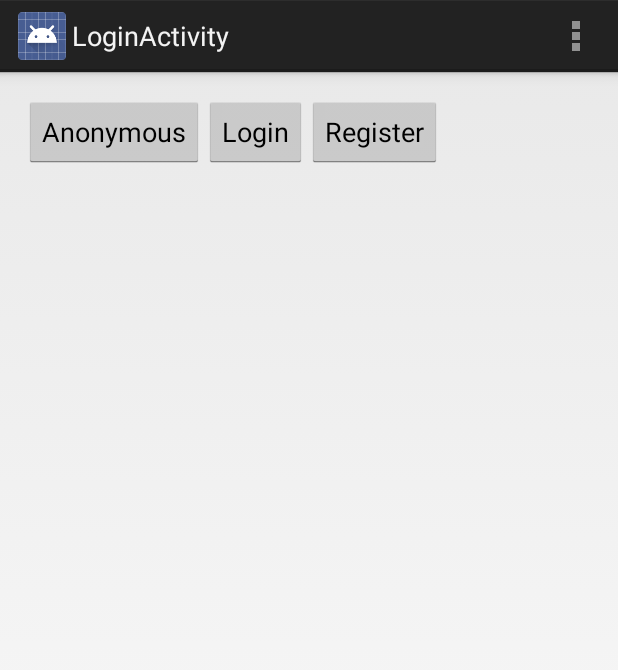
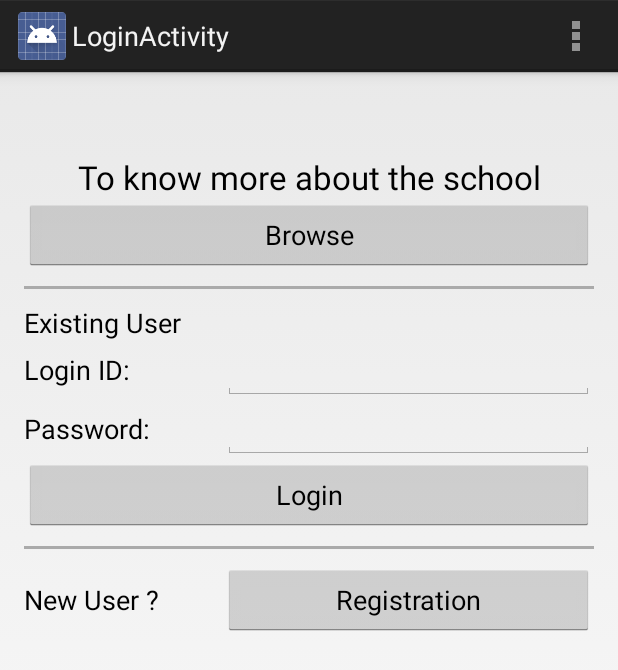
Before and after one commit to kanaiyathacker/SchoolMate, an Android app: the LoginActivity screen opened directly, with no data from a screen before it, on a phone screen of 412 x 824 dp. Shown: the top 670 px of the screen. Run offline under Robolectric (Android 15) with nearby library versions, the phone set to English and light mode, and no system bars.

Commit message:
COmmit files

```diff
--- a/app/src/main/java/com/example/vaiotech/myschool/LoginActivity.java
+++ b/app/src/main/java/com/example/vaiotech/myschool/LoginActivity.java
@@ -6,6 +6,8 @@ import android.os.Bundle;
 import android.view.Menu;
 import android.view.MenuItem;
 import android.view.View;
+import android.widget.Spinner;
+import android.widget.TextView;
 
 
 public class LoginActivity extends Activity {
@@ -14,6 +16,10 @@ public class LoginActivity extends Activity {
     protected void onCreate(Bundle savedInstanceState) {
         super.onCreate(savedInstanceState);
         setContentView(R.layout.activity_login);
+        System.out.println(this.getIntent().getStringExtra("SELECTED_SCHOOL"));
+        System.out.println(this.getIntent().getStringExtra("SELECTED_CITY"));
+        TextView schoolName = (TextView)findViewById(R.id.textViewSchoolName);
+        schoolName.setText(this.getIntent().getStringExtra("SELECTED_SCHOOL"));
     }
 
 
--- a/app/src/main/java/com/vaiotech/services/RestServiceInterface.java
+++ b/app/src/main/java/com/vaiotech/services/RestServiceInterface.java
@@ -1,7 +1,7 @@
 package com.vaiotech.services;
 
 import retrofit.http.GET;
-import retrofit.http.Path;
+import retrofit.http.*;
 
 /**
  * Created by kanaiyalalt on 02/10/2014.
@@ -14,5 +14,5 @@ public interface RestServiceInterface {
     Object getCity();
 
     @GET("/citySchool/cityId/{cityID}")
-    Object getSchools(String cityID);
+    Object getSchools(@Path("cityID") String cityID);
 }
--- a/app/src/main/res/layout/activity_login.xml
+++ b/app/src/main/res/layout/activity_login.xml
@@ -8,28 +8,151 @@
     android:paddingBottom="@dimen/activity_vertical_margin"
     tools:context="com.example.vaiotech.myschool.LoginActivity">
 
-    <Button
+    <ImageView
         android:layout_width="wrap_content"
         android:layout_height="wrap_content"
-        android:text="Anonymous"
+        android:id="@+id/imageView"
+        android:layout_alignParentTop="true"
+        android:layout_alignParentLeft="true"
+        android:layout_alignParentStart="true"
+       />
+
+    <TextView
+        android:layout_width="wrap_content"
+        android:layout_height="wrap_content"
+        android:textAppearance="?android:attr/textAppearanceLarge"
+        android:text="School Name"
+        android:id="@+id/textViewSchoolName"
+        android:layout_below="@+id/imageView"
+        android:layout_alignLeft="@+id/imageView"
+       />
+
+    <TextView
+        android:layout_width="fill_parent"
+        android:layout_height="wrap_content"
+        android:textAppearance="?android:attr/textAppearanceLarge"
+        android:text="To know more about the school"
+        android:gravity="center"
+        android:id="@+id/textViewTKMATS"
+        android:layout_below="@+id/textViewSchoolName"
+        android:layout_marginTop="10dp" />
+
+    <Button
+        android:layout_width="fill_parent"
+        android:layout_height="wrap_content"
+        android:text="Browse"
+        android:layout_below="@+id/textViewTKMATS"
         android:id="@+id/anonymousButton"
+        android:layout_centerHorizontal="true"
         android:layout_weight="0.5"
         android:onClick="anonymous" />
-    <Button
+
+    <View
+        android:layout_width="fill_parent"
+        android:layout_below="@+id/anonymousButton"
+        android:layout_height="2dp"
+        android:layout_marginTop="10dp"
+        android:id="@+id/firstHLine"
+        android:layout_marginBottom="10dp"
+        android:background="@android:color/darker_gray"/>
+
+    <TextView
         android:layout_width="wrap_content"
         android:layout_height="wrap_content"
+        android:textAppearance="?android:attr/textAppearanceMedium"
+        android:text="Existing User"
+        android:id="@+id/textViewExiUser"
+        android:layout_below="@+id/firstHLine" />
+
+    <LinearLayout
+        android:layout_width="fill_parent"
+        android:layout_below="@+id/textViewExiUser"
+        android:id="@+id/linerForLoginID"
+        android:layout_height="wrap_content">
+
+        <TextView
+            android:layout_width="0dp"
+            android:layout_height="wrap_content"
+            android:textAppearance="?android:attr/textAppearanceMedium"
+            android:text="Login ID:"
+            android:id="@+id/textViewLoginID"
+            android:layout_alignBottom="@+id/loginButton"
+            android:layout_toRightOf="@+id/loginButton"
+            android:layout_weight="0.7"
+            android:layout_toEndOf="@+id/loginButton" />
+
+        <EditText
+            android:layout_width="0dp"
+            android:layout_height="wrap_content"
+            android:id="@+id/editTextLoginID"
+            android:layout_weight="1.3" />
+
+    </LinearLayout>
+
+    <LinearLayout
+        android:layout_width="fill_parent"
+        android:layout_below="@+id/linerForLoginID"
+        android:id="@+id/linerForPassword"
+        android:layout_height="wrap_content">
+
+        <TextView
+            android:layout_width="0dp"
+            android:layout_height="wrap_content"
+            android:textAppearance="?android:attr/textAppearanceMedium"
+            android:text="Password:"
+            android:id="@+id/textViewPassword"
+            android:layout_alignBottom="@+id/loginButton"
+            android:layout_toRightOf="@+id/loginButton"
+            android:layout_weight="0.7"
+            android:layout_toEndOf="@+id/loginButton" />
+
+        <EditText
+            android:layout_width="0dp"
+            android:layout_height="wrap_content"
+            android:id="@+id/editTextPassword"
+            android:layout_weight="1.3" />
+
+    </LinearLayout>
+    <Button
+        android:layout_width="fill_parent"
+        android:layout_height="wrap_content"
         android:text="Login"
+        android:layout_below="@+id/linerForPassword"
         android:id="@+id/loginButton"
-        android:layout_weight="0.5"
-        android:layout_toRightOf="@+id/anonymousButton"
         android:onClick="login" />
 
+    <View
+        android:layout_width="fill_parent"
+        android:layout_below="@+id/loginButton"
+        android:layout_height="2dp"
+        android:layout_marginTop="10dp"
+        android:id="@+id/secHLine"
+        android:layout_marginBottom="10dp"
+        android:background="@android:color/darker_gray"/>
+
+
+    <LinearLayout
+        android:layout_width="fill_parent"
+        android:layout_below="@+id/secHLine"
+        android:id="@+id/linerForNewUser"
+        android:layout_height="wrap_content">
+
+    <TextView
+        android:layout_width="0dp"
+        android:layout_weight="0.7"
+        android:layout_height="wrap_content"
+        android:textAppearance="?android:attr/textAppearanceMedium"
+        android:text="New User ?"
+        android:id="@+id/textViewNewUser"
+         />
+
     <Button
-        android:layout_width="wrap_content"
+        android:layout_width="0dp"
         android:layout_height="wrap_content"
-        android:text="Register"
-        android:layout_weight="0.5"
-        android:id="@+id/button3"
-        android:layout_toRightOf="@+id/loginButton"
+        android:layout_weight="1.3"
+        android:text="Registration"
+        android:id="@+id/registration"
         android:onClick="register" />
+    </LinearLayout>
+
 </RelativeLayout>
```
Also changed, not shown: app/src/main/java/com/example/vaiotech/myschool/HomeActivity.java (+28 -23 lines), app/src/main/java/com/vaiotech/services/SchoolService.java (+11 -2 lines), app/src/main/res/layout/activity_home.xml (+9 -0 lines).
